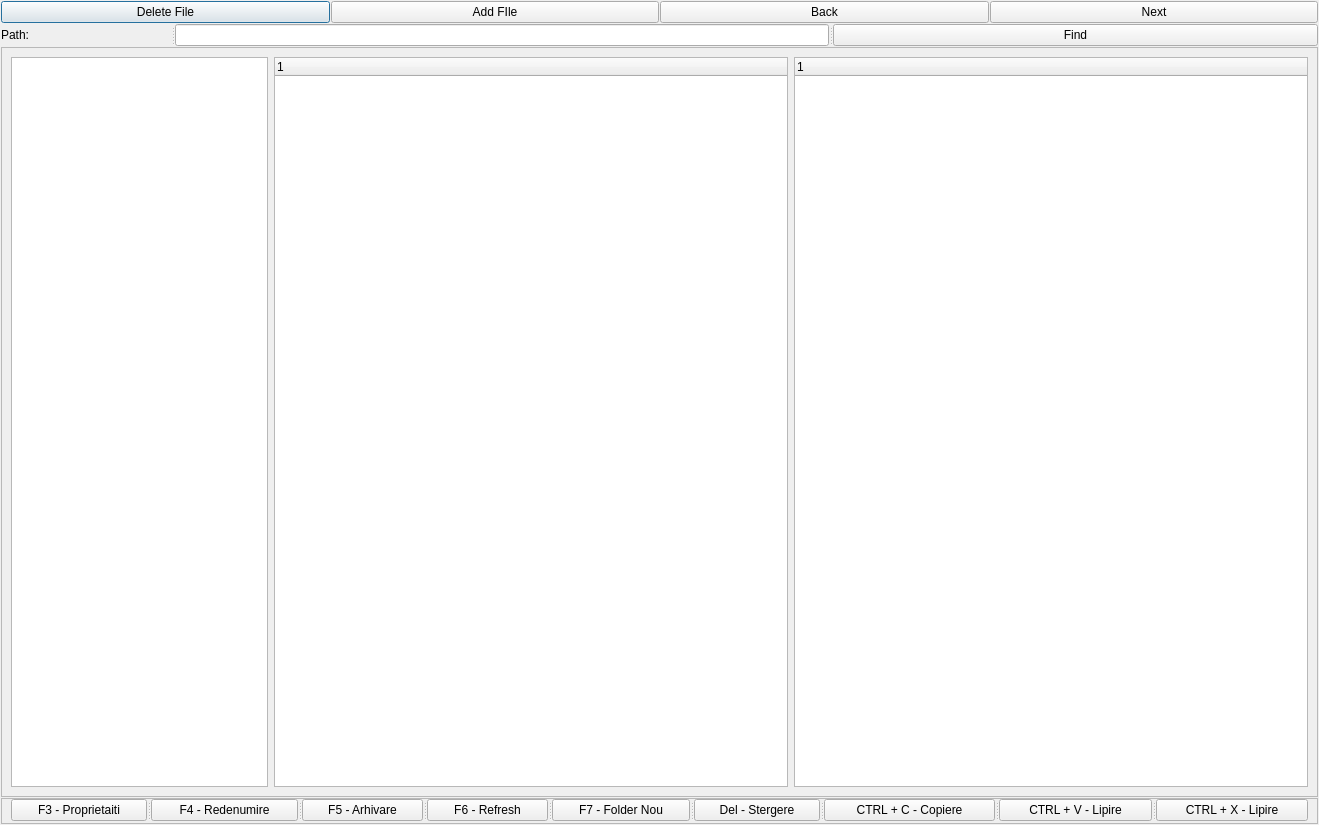
dmn223/TotalCommander, file TotalCommander/Display.ui: the form before one commit.
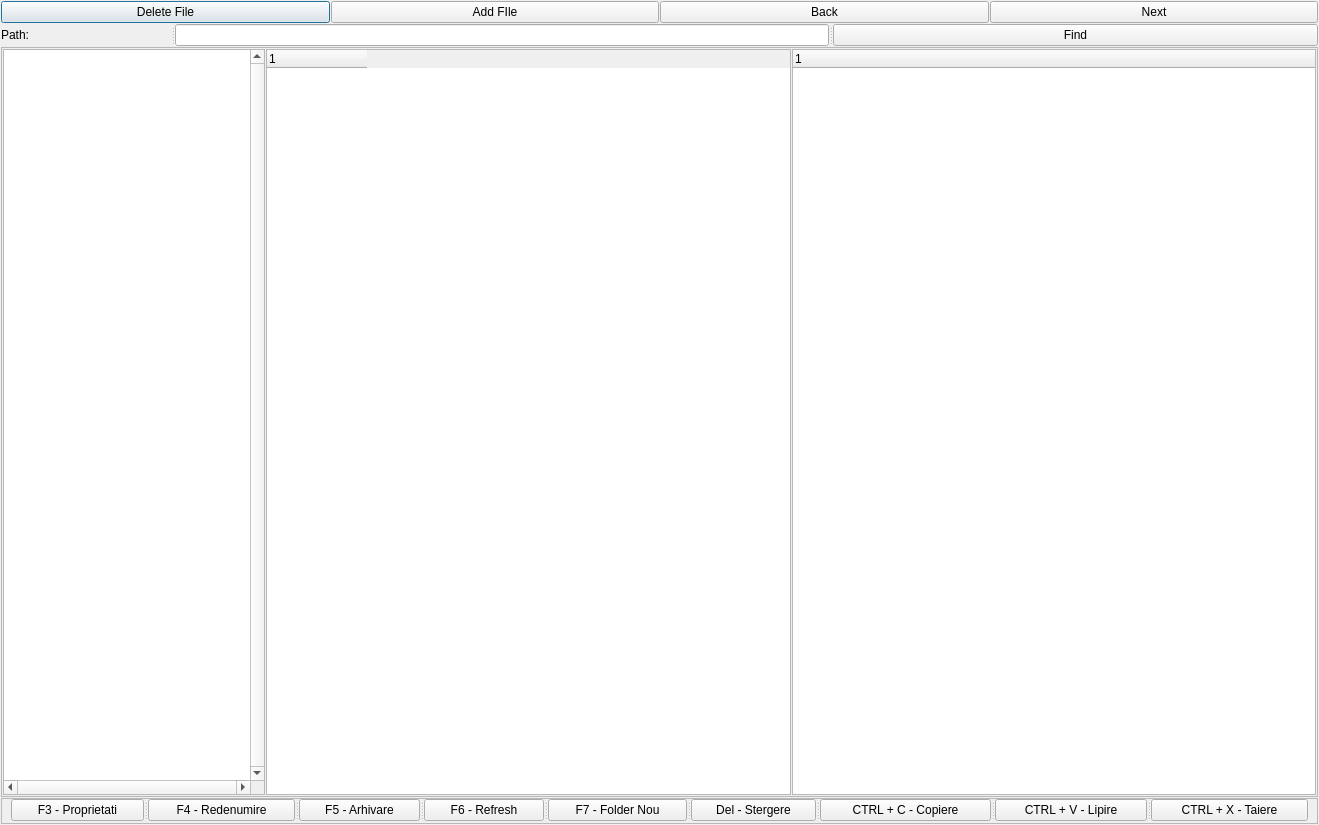
The form after the commit.

Commit message: butoane furi

The edit to the form file:
```diff
--- a/TotalCommander/Display.ui
+++ b/TotalCommander/Display.ui
@@ -88,11 +88,45 @@
       <enum>QFrame::Raised</enum>
      </property>
      <layout class="QHBoxLayout" name="horizontalLayout_3" stretch="1,2,2">
+      <property name="spacing">
+       <number>1</number>
+      </property>
+      <property name="leftMargin">
+       <number>1</number>
+      </property>
+      <property name="topMargin">
+       <number>1</number>
+      </property>
+      <property name="rightMargin">
+       <number>1</number>
+      </property>
+      <property name="bottomMargin">
+       <number>1</number>
+      </property>
       <item>
-       <widget class="QTreeView" name="PanelTree"/>
+       <widget class="QTreeView" name="PanelTree">
+        <property name="verticalScrollBarPolicy">
+         <enum>Qt::ScrollBarAlwaysOn</enum>
+        </property>
+        <property name="horizontalScrollBarPolicy">
+         <enum>Qt::ScrollBarAlwaysOn</enum>
+        </property>
+        <property name="autoScroll">
+         <bool>false</bool>
+        </property>
+        <property name="wordWrap">
+         <bool>false</bool>
+        </property>
+       </widget>
       </item>
       <item>
        <widget class="QTreeWidget" name="LeftTree">
+        <property name="animated">
+         <bool>false</bool>
+        </property>
+        <attribute name="headerStretchLastSection">
+         <bool>false</bool>
+        </attribute>
         <column>
          <property name="text">
           <string notr="true">1</string>
@@ -140,7 +174,7 @@
         </property>
         <widget class="QPushButton" name="pushButton">
          <property name="text">
-          <string>F3 - Proprietaiti</string>
+          <string>F3 - Proprietati</string>
          </property>
         </widget>
         <widget class="QPushButton" name="pushButton_2">
@@ -180,7 +214,7 @@
         </widget>
         <widget class="QPushButton" name="pushButton_9">
          <property name="text">
-          <string>CTRL + X - Lipire</string>
+          <string>CTRL + X - Taiere</string>
          </property>
         </widget>
        </widget>
```
The commit also changes 1 other file.
